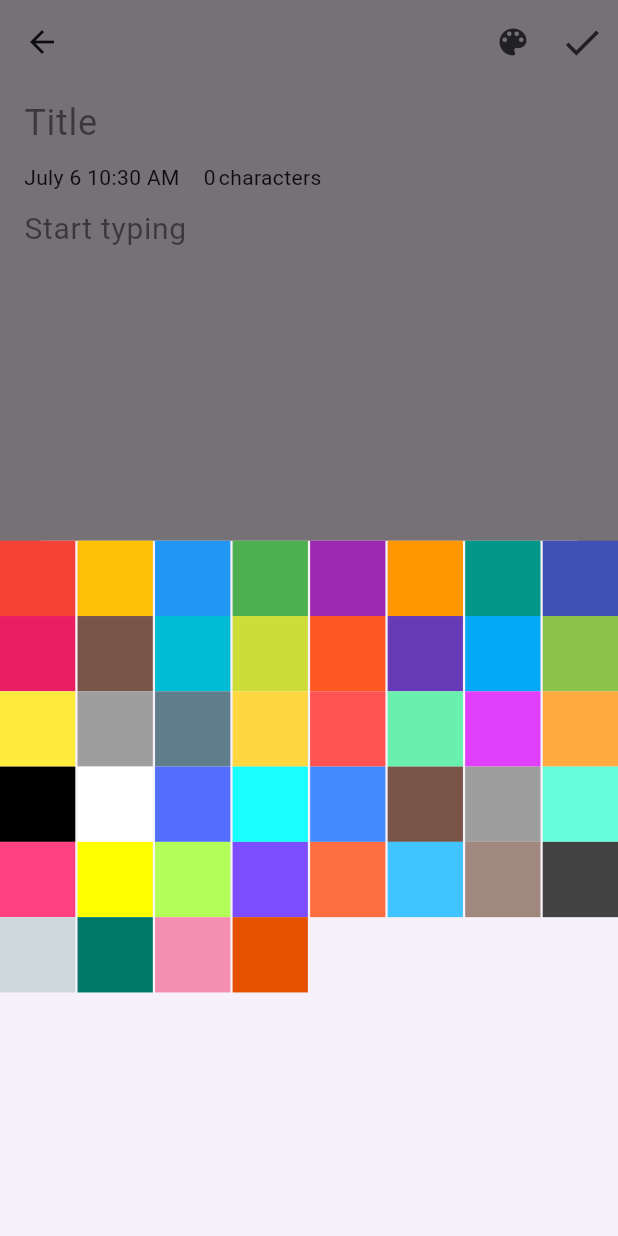
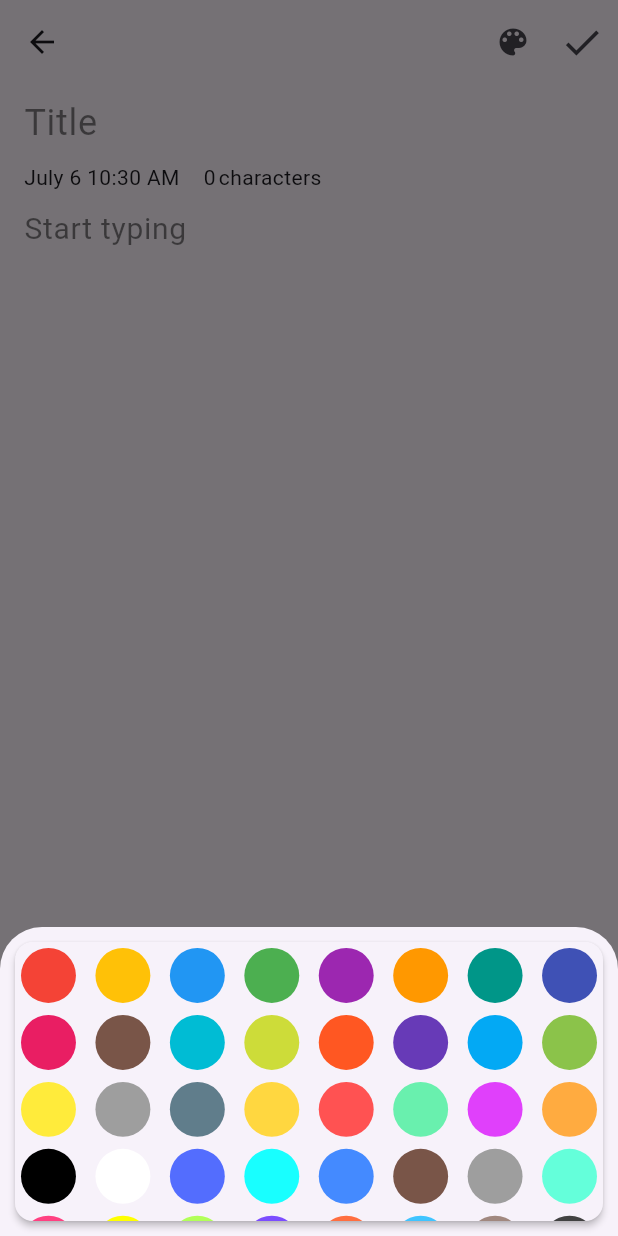
Before and after one commit to igaserx/note_app, a Flutter app: the AddNoteView screen opened directly, after a tap on the "color lens" icon, on a phone screen of 412 x 824 dp. Run offline on Flutter 3.47's test engine with Material 3 defaults, Android fonts, the phone set to English and light mode, and no system bars; our stand-ins replace flutter_bloc, hive, hive_flutter; accounts and stored records are empty.

Commit message:
Pick The Note Color

```diff
--- a/lib/models/note_model.dart
+++ b/lib/models/note_model.dart
@@ -4,10 +4,18 @@ part 'note_model.g.dart';
 @HiveType(typeId: 0)
 class Note extends HiveObject {
   @HiveField(0)
-   String title;
+  String title;
   @HiveField(1)
-   String content;
+  String content;
   @HiveField(2)
   final DateTime time;
-  Note({required this.title, required this.content, required this.time});
+  @HiveField(3)
+  int color;
+
+  Note({
+    required this.title,
+    required this.content,
+    required this.time,
+    required this.color,
+  });
 }
--- a/lib/views/add_note_view.dart
+++ b/lib/views/add_note_view.dart
@@ -1,13 +1,13 @@
 import 'package:flutter/material.dart';
 import 'package:flutter_bloc/flutter_bloc.dart';
-import 'package:note_app/core/constant.dart';
 import 'package:note_app/view_models/note_cubit/note_cubit.dart';
 import 'package:note_app/models/note_model.dart';
+import 'package:note_app/widgets/color_picker.dart';
 import 'package:note_app/widgets/note_form.dart';
 
 class AddNoteView extends StatefulWidget {
-   final Note? note;
-  const  AddNoteView({super.key, this.note});
+  final Note? note;
+  const AddNoteView({super.key, this.note});
 
   @override
   State<AddNoteView> createState() => _AddNoteViewState();
@@ -16,6 +16,7 @@ class AddNoteView extends StatefulWidget {
 class _AddNoteViewState extends State<AddNoteView> {
   late final TextEditingController titleController;
   late final TextEditingController contentController;
+
   @override
   void initState() {
     super.initState();
@@ -30,11 +31,11 @@ class _AddNoteViewState extends State<AddNoteView> {
     super.dispose();
   }
 
+  Color? selectedColor;
   @override
   Widget build(BuildContext context) {
     return BlocConsumer<NoteCubit, NoteState>(
-      listener: (context, state) {
-      },
+      listener: (context, state) {},
       builder: (context, state) {
         return Scaffold(
           appBar: AppBar(
@@ -44,19 +45,13 @@ class _AddNoteViewState extends State<AddNoteView> {
                   showModalBottomSheet(
                     context: context,
                     builder:
-                        (context) => GridView.builder(
-                          itemCount: kColors.length,
-                          gridDelegate:
-                              SliverGridDelegateWithFixedCrossAxisCount(
-                                crossAxisSpacing: 1.5,
-                                crossAxisCount: 8,
-                              ),
-                          itemBuilder:
-                              (context, index) => Container(
-                                height: 5,
-                                width: 5,
-                                color: kColors[index],
-                              ),
+                        (context) => SingleChildScrollView(
+                          child: ColorPicker(
+                            selectedColor: selectedColor,
+                            onColorSelected: (Color value) {
+                              selectedColor = value;
+                            },
+                          ),
                         ),
                   );
                 },
@@ -78,6 +73,8 @@ class _AddNoteViewState extends State<AddNoteView> {
                       title: titleController.text,
                       content: contentController.text,
                       time: DateTime.now(),
+                      color:
+                          selectedColor?.toARGB32() ?? Colors.blue.toARGB32(),
                     );
                     context.read<NoteCubit>().addNote(newNote);
                     Navigator.pop(context);
--- a/lib/widgets/note_widget.dart
+++ b/lib/widgets/note_widget.dart
@@ -19,7 +19,7 @@ class NoteWidget extends StatelessWidget {
         );
       },
       child: Card(
-        color: Colors.amber,
+        color: Color(note.color),
         child: Expanded(
           child: Column(
             children: [
```
Also changed, not shown: lib/models/note_model.g.dart.
